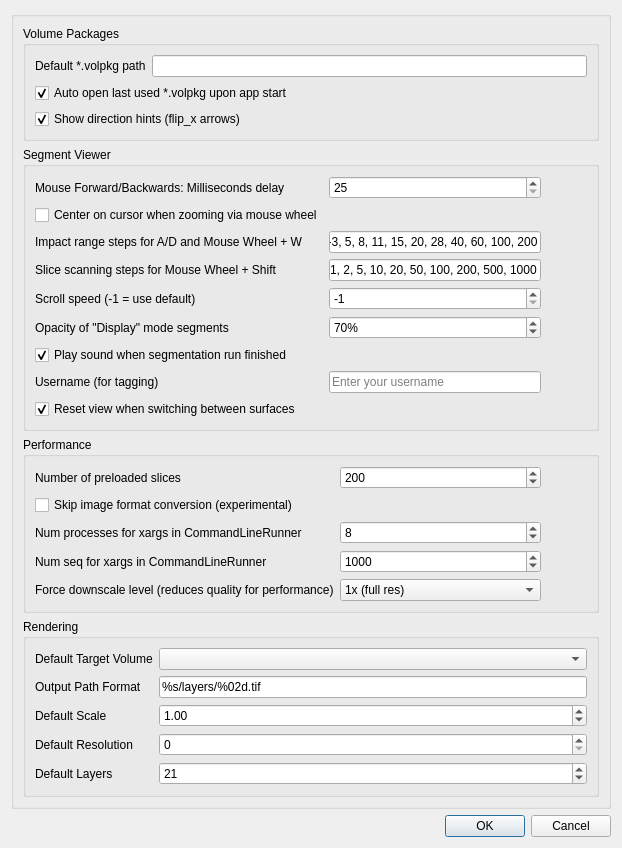
SuperOptimizer/villa, file volume-cartographer/apps/VC3D/VCSettings.ui: the form before one commit.
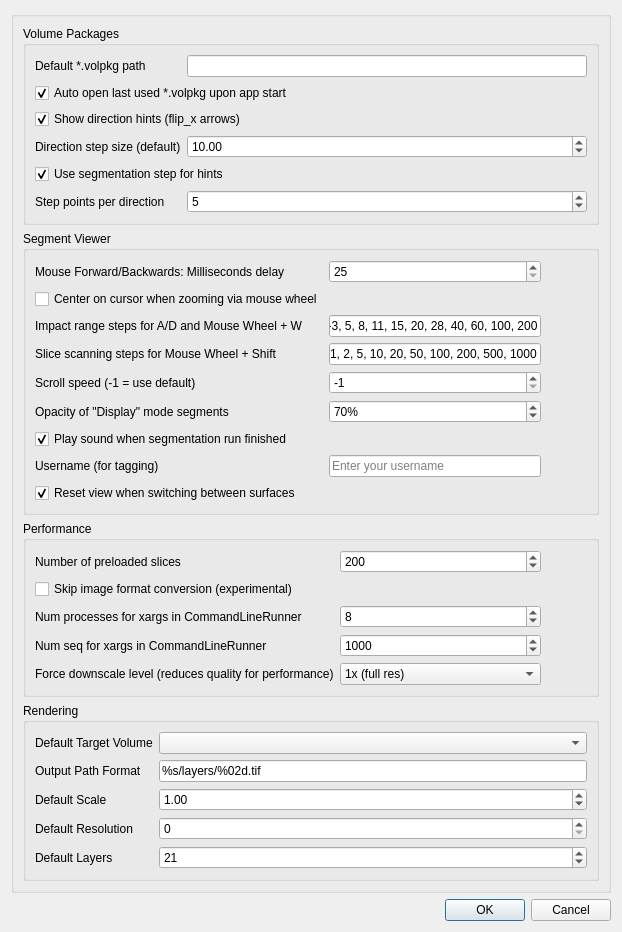
The form after the commit. Icons and pictures are not drawn.

Commit message: add "step" param visualization,  add some settings

```diff
--- a/volume-cartographer/apps/VC3D/VCSettings.ui
+++ b/volume-cartographer/apps/VC3D/VCSettings.ui
@@ -43,6 +43,62 @@
           </property>
          </widget>
         </item>
+        <item row="10" column="0">
+         <widget class="QLabel" name="labelDirectionStep">
+          <property name="text">
+           <string>Direction step size (default)</string>
+          </property>
+         </widget>
+        </item>
+        <item row="10" column="1">
+         <widget class="QDoubleSpinBox" name="spinDirectionStep">
+          <property name="decimals">
+           <number>2</number>
+          </property>
+          <property name="minimum">
+           <double>0.010000000000000</double>
+          </property>
+          <property name="maximum">
+           <double>10000.000000000000000</double>
+          </property>
+          <property name="singleStep">
+           <double>1.000000000000000</double>
+          </property>
+          <property name="value">
+           <double>10.000000000000000</double>
+          </property>
+         </widget>
+        </item>
+        <item row="11" column="0" colspan="2">
+         <widget class="QCheckBox" name="chkUseSegStepForHints">
+          <property name="text">
+           <string>Use segmentation step for hints</string>
+          </property>
+          <property name="checked">
+           <bool>true</bool>
+          </property>
+         </widget>
+        </item>
+        <item row="12" column="0">
+         <widget class="QLabel" name="labelDirectionStepPoints">
+          <property name="text">
+           <string>Step points per direction</string>
+          </property>
+         </widget>
+        </item>
+        <item row="12" column="1">
+         <widget class="QSpinBox" name="spinDirectionStepPoints">
+          <property name="minimum">
+           <number>0</number>
+          </property>
+          <property name="maximum">
+           <number>100</number>
+          </property>
+          <property name="value">
+           <number>5</number>
+          </property>
+         </widget>
+        </item>
          <item row="0" column="1">
           <widget class="QLineEdit" name="edtDefaultPathVolpkg"/>
          </item>
```
The commit also changes 3 other files.
